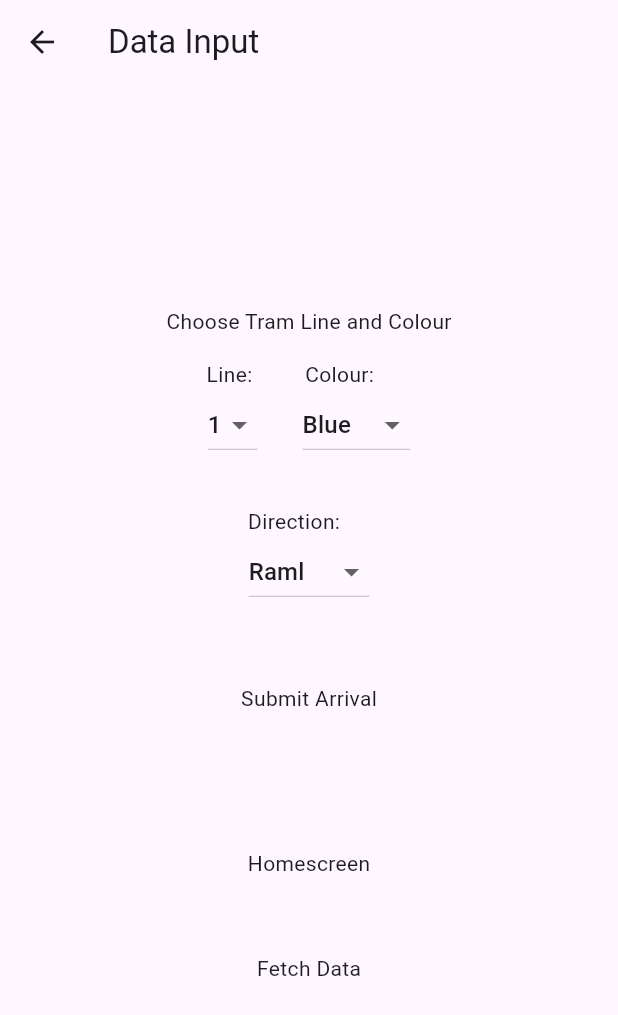
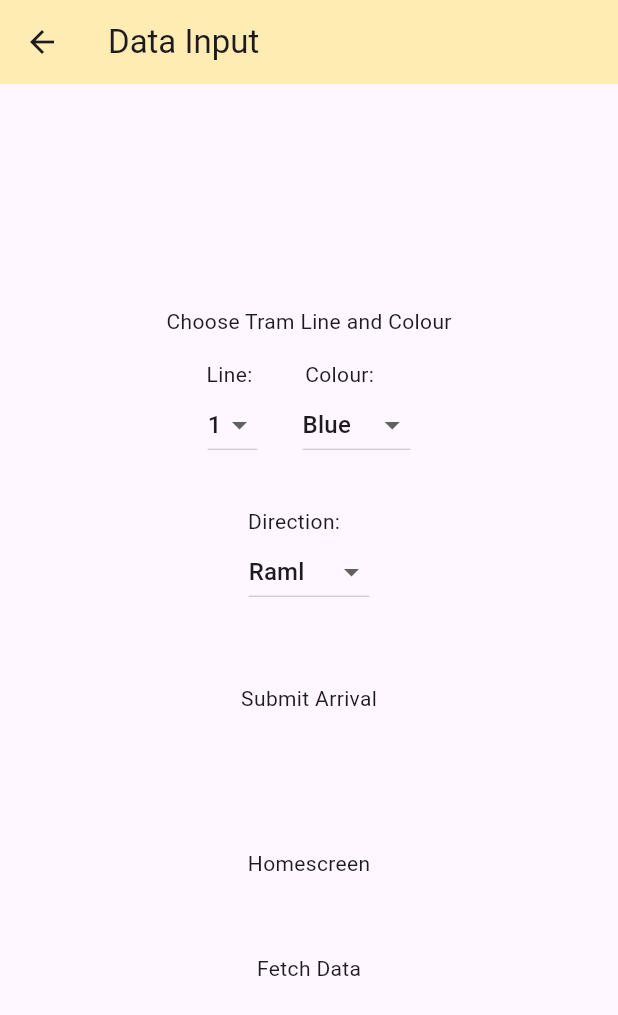
Before and after one commit to LinlyBoi/witl-flutter, a Flutter app: the screen it shows after launch, after a tap on "To Input Data", on a phone screen of 412 x 824 dp. Shown: the top 1015 px of the screen. Run offline on Flutter 3.47's test engine with Material 3 defaults, Android fonts, the phone set to English and light mode, and no system bars; network calls fail.

Commit message:
Changed appbar to amber

```diff
--- a/lib/main.dart
+++ b/lib/main.dart
@@ -14,6 +14,9 @@ class MyApp extends StatelessWidget {
       title: "Entry Point",
       theme: ThemeData(
         primarySwatch: Colors.blue,
+        appBarTheme: AppBarTheme(
+          color: Colors.amber[100],
+          ),
       ),
 
       // Navigashun with Routes
```
